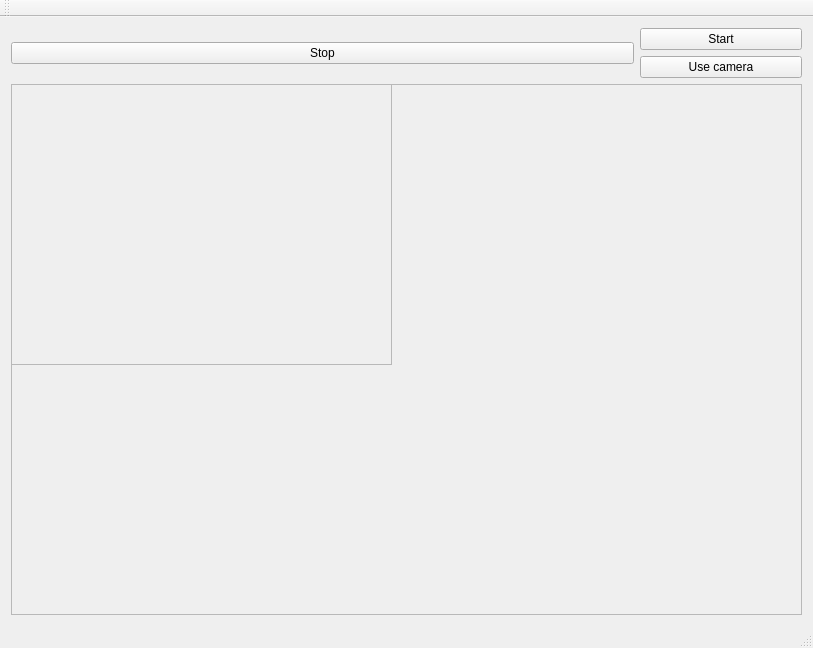
The window that demoRMR/mainwindow.ui (Gondor-G/HMI) describes before a commit, drawn with Qt 5.
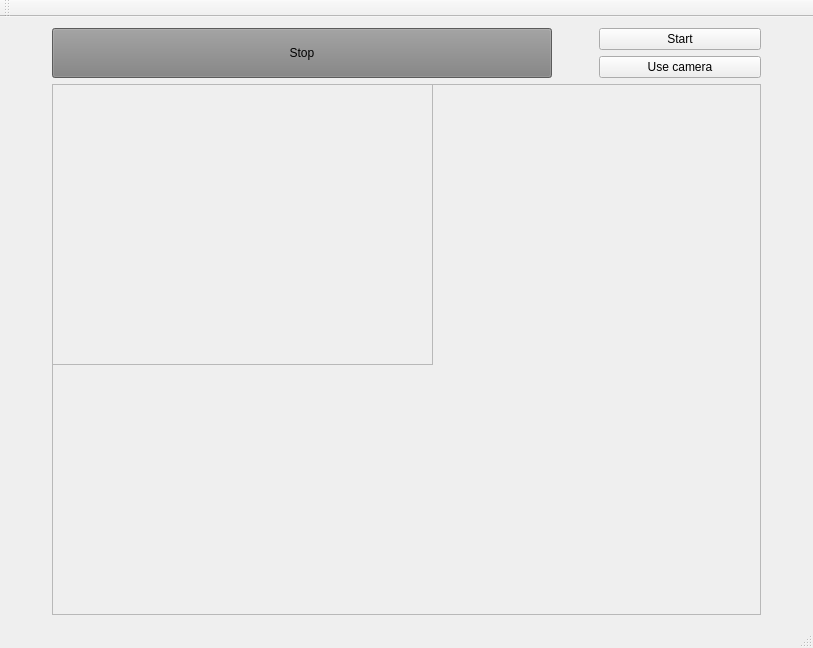
The same window after the commit.

Commit message: fresh state

What changed in the file:
```diff
--- a/demoRMR/mainwindow.ui
+++ b/demoRMR/mainwindow.ui
@@ -10,12 +10,18 @@
     <height>648</height>
    </rect>
   </property>
+  <property name="sizePolicy">
+   <sizepolicy hsizetype="Expanding" vsizetype="Fixed">
+    <horstretch>0</horstretch>
+    <verstretch>0</verstretch>
+   </sizepolicy>
+  </property>
   <property name="windowTitle">
    <string>MainWindow</string>
   </property>
   <widget class="QWidget" name="centralWidget">
    <layout class="QGridLayout" name="gridLayout">
-    <item row="2" column="0" colspan="2">
+    <item row="3" column="0" colspan="2">
      <widget class="QFrame" name="frame">
       <property name="enabled">
        <bool>true</bool>
@@ -56,6 +62,32 @@
       </widget>
      </widget>
     </item>
+    <item row="1" column="0">
+     <layout class="QGridLayout" name="gridLayout_2">
+      <item row="0" column="1">
+       <widget class="QPushButton" name="pushButton_4">
+        <property name="sizePolicy">
+         <sizepolicy hsizetype="Fixed" vsizetype="Fixed">
+          <horstretch>10</horstretch>
+          <verstretch>0</verstretch>
+         </sizepolicy>
+        </property>
+        <property name="minimumSize">
+         <size>
+          <width>500</width>
+          <height>50</height>
+         </size>
+        </property>
+        <property name="styleSheet">
+         <string notr="true">QPushButton#pushButton_4 { background-color: gray }</string>
+        </property>
+        <property name="text">
+         <string>Stop</string>
+        </property>
+       </widget>
+      </item>
+     </layout>
+    </item>
     <item row="1" column="1">
      <layout class="QVBoxLayout" name="verticalLayout">
       <item>
@@ -98,23 +130,6 @@
       </item>
      </layout>
     </item>
-    <item row="1" column="0">
-     <layout class="QGridLayout" name="gridLayout_2">
-      <item row="0" column="0">
-       <widget class="QPushButton" name="pushButton_4">
-        <property name="sizePolicy">
-         <sizepolicy hsizetype="Expanding" vsizetype="Fixed">
-          <horstretch>0</horstretch>
-          <verstretch>0</verstretch>
-         </sizepolicy>
-        </property>
-        <property name="text">
-         <string>Stop</string>
-        </property>
-       </widget>
-      </item>
-     </layout>
-    </item>
    </layout>
   </widget>
   <widget class="QMenuBar" name="menuBar">
```
Left out of the diff: 2 changed lines with no effect on the pictures. The commit also changes 1 other file.
